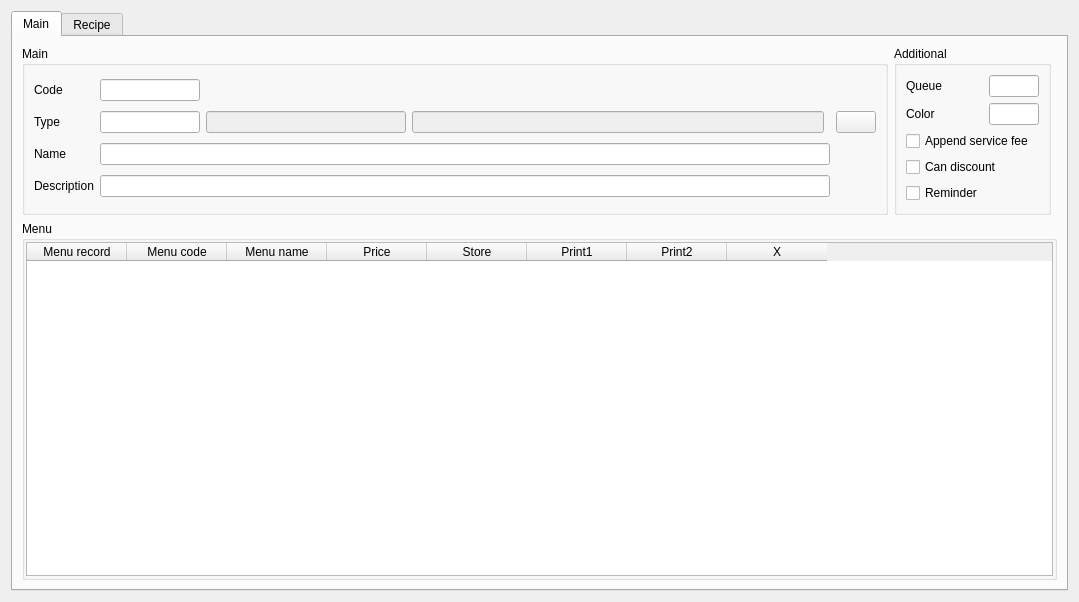
End1-1/Cafe5, file Editors/c5dishwidget.ui: the form before one commit.
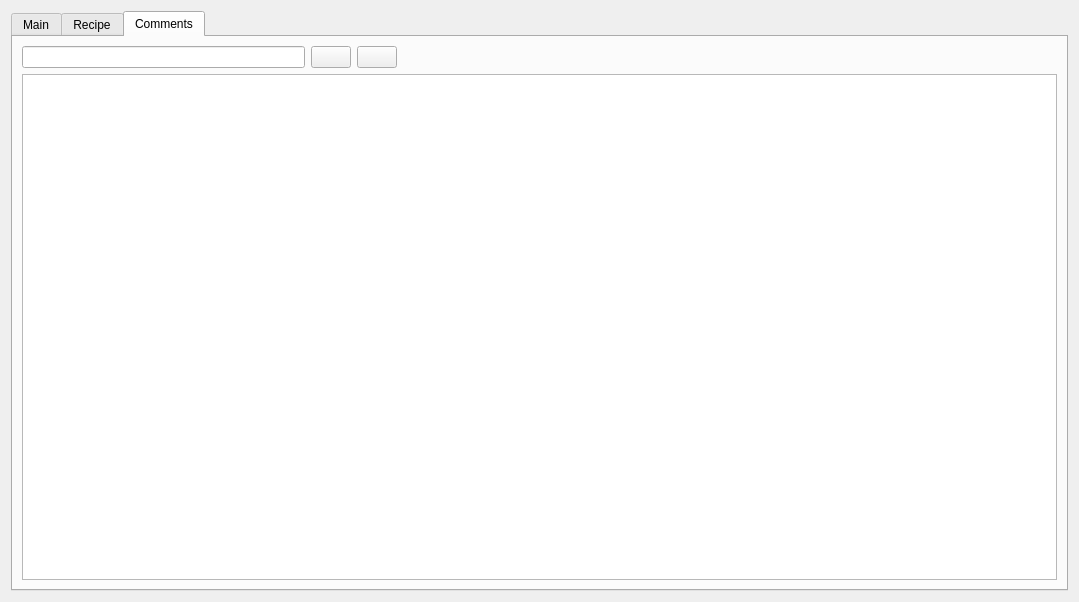
The form after the commit. The open tabs and pages were chosen to show the change. Icons and pictures are not drawn. Custom widgets are drawn as their Qt base class.

The edit to the form file:
```diff
--- a/Editors/c5dishwidget.ui
+++ b/Editors/c5dishwidget.ui
@@ -687,6 +687,113 @@
        </item>
       </layout>
      </widget>
+     <widget class="QWidget" name="tab_3">
+      <attribute name="title">
+       <string>Comments</string>
+      </attribute>
+      <layout class="QVBoxLayout" name="verticalLayout_4">
+       <item>
+        <widget class="QWidget" name="widget_6" native="true">
+         <layout class="QHBoxLayout" name="horizontalLayout_5">
+          <property name="leftMargin">
+           <number>0</number>
+          </property>
+          <property name="topMargin">
+           <number>0</number>
+          </property>
+          <property name="rightMargin">
+           <number>0</number>
+          </property>
+          <property name="bottomMargin">
+           <number>0</number>
+          </property>
+          <item>
+           <widget class="QLineEdit" name="leDishComment">
+            <property name="maximumSize">
+             <size>
+              <width>300</width>
+              <height>16777215</height>
+             </size>
+            </property>
+           </widget>
+          </item>
+          <item>
+           <widget class="QPushButton" name="btnAddComment">
+            <property name="sizePolicy">
+             <sizepolicy hsizetype="Minimum" vsizetype="Minimum">
+              <horstretch>0</horstretch>
+              <verstretch>0</verstretch>
+             </sizepolicy>
+            </property>
+            <property name="text">
+             <string/>
+            </property>
+            <property name="icon">
+             <iconset resource="../resources/res.qrc">
+              <normaloff>:/add.png</normaloff>:/add.png</iconset>
+            </property>
+           </widget>
+          </item>
+          <item>
+           <widget class="QPushButton" name="btnRemoveComment">
+            <property name="sizePolicy">
+             <sizepolicy hsizetype="Minimum" vsizetype="Minimum">
+              <horstretch>0</horstretch>
+              <verstretch>0</verstretch>
+             </sizepolicy>
+            </property>
+            <property name="text">
+             <string/>
+            </property>
+            <property name="icon">
+             <iconset resource="../resources/res.qrc">
+              <normaloff>:/cancel.png</normaloff>:/cancel.png</iconset>
+            </property>
+           </widget>
+          </item>
+          <item>
+           <spacer name="horizontalSpacer_4">
+            <property name="orientation">
+             <enum>Qt::Horizontal</enum>
+            </property>
+            <property name="sizeHint" stdset="0">
+             <size>
+              <width>660</width>
+              <height>20</height>
+             </size>
+            </property>
+           </spacer>
+          </item>
+         </layout>
+        </widget>
+       </item>
+       <item>
+        <widget class="QWidget" name="widget_5" native="true">
+         <layout class="QHBoxLayout" name="horizontalLayout_6">
+          <property name="leftMargin">
+           <number>0</number>
+          </property>
+          <property name="topMargin">
+           <number>0</number>
+          </property>
+          <property name="rightMargin">
+           <number>0</number>
+          </property>
+          <property name="bottomMargin">
+           <number>0</number>
+          </property>
+          <item>
+           <widget class="QListWidget" name="lwComment">
+            <property name="editTriggers">
+             <set>QAbstractItemView::NoEditTriggers</set>
+            </property>
+           </widget>
+          </item>
+         </layout>
+        </widget>
+       </item>
+      </layout>
+     </widget>
     </widget>
    </item>
   </layout>
```
Left out of the diff: 31 changed lines with no effect on the pictures.
